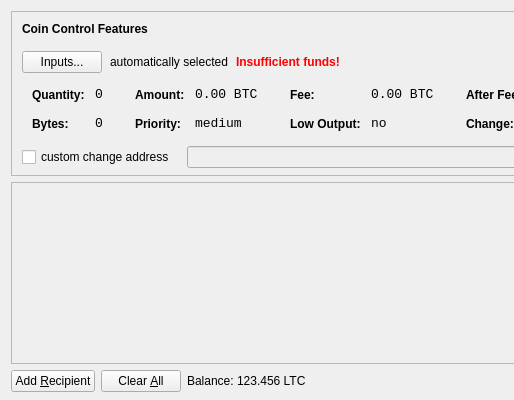
Qt form src/qt/forms/sendcoinsdialog.ui (desicoin/desicoin) before a commit; both pictures show x 0 to 514 and y 0 to 400 of the 850 by 400 pixel window.
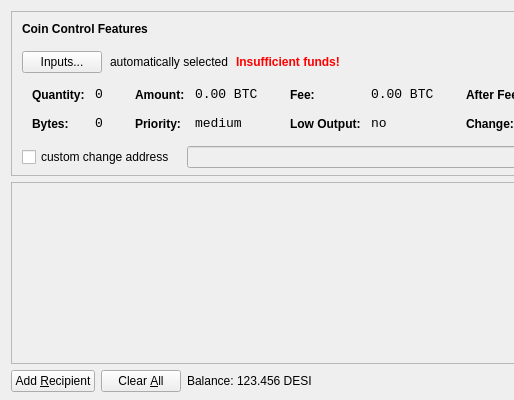
The same form after that commit. Icons and pictures are not drawn.

```diff
--- a/src/qt/forms/sendcoinsdialog.ui
+++ b/src/qt/forms/sendcoinsdialog.ui
@@ -720,7 +720,7 @@
           <cursorShape>IBeamCursor</cursorShape>
          </property>
          <property name="text">
-          <string>123.456 LTC</string>
+          <string>123.456 DESI</string>
          </property>
          <property name="textInteractionFlags">
           <set>Qt::LinksAccessibleByMouse|Qt::TextSelectableByKeyboard|Qt::TextSelectableByMouse</set>
```
